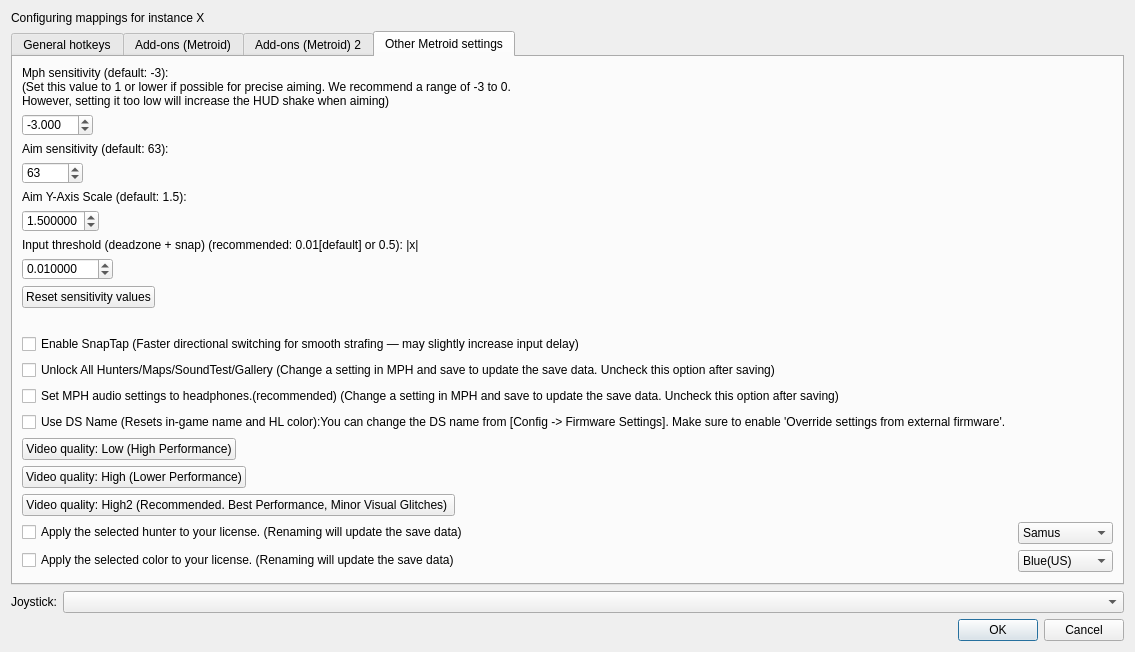
Qt form src/frontend/qt_sdl/InputConfig/InputConfigDialog.ui (ag-advania/melonPrimeDS) before a commit.
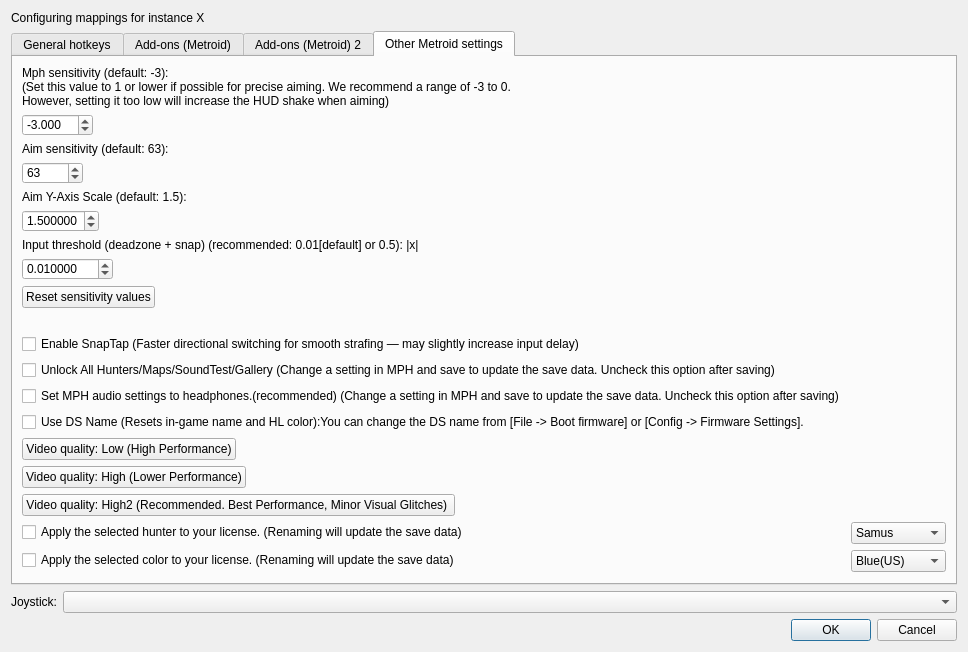
The same form after that commit. The open tabs and pages were chosen to show the change.

What changed in the file:
```diff
--- a/src/frontend/qt_sdl/InputConfig/InputConfigDialog.ui
+++ b/src/frontend/qt_sdl/InputConfig/InputConfigDialog.ui
@@ -2472,7 +2472,7 @@
 				<item row="13" column="0">
 					<widget class="QCheckBox" name="cbMetroidUseFirmwareName">
 						<property name="text">
-							<string>Use DS Name (Resets in-game name and HL color):You can change the DS name from [Config -&gt; Firmware Settings]. Make sure to enable 'Override settings from external firmware'.</string>
+							<string>Use DS Name (Resets in-game name and HL color):You can change the DS name from [File -&gt; Boot firmware] or [Config -&gt; Firmware Settings].</string>
 						</property>
 					</widget>
 				</item>
```
